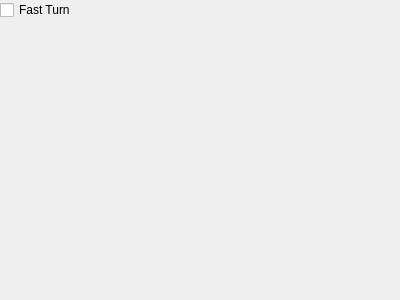
Qt form src/SettingsUI.ui (LaceyGSC/CPlusPlus-QT-CS3503-EducationalApp) before a commit.
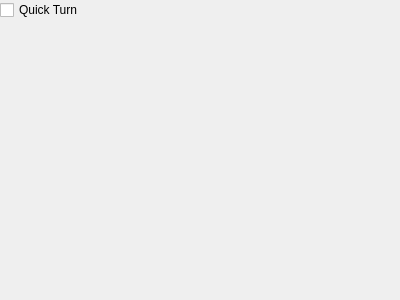
The same form after that commit.

The edit to the form file:
```diff
--- a/src/SettingsUI.ui
+++ b/src/SettingsUI.ui
@@ -35,7 +35,7 @@
    <item row="0" column="0">
     <widget class="QCheckBox" name="fastTurn">
      <property name="text">
-      <string>Fast Turn</string>
+      <string>Quick Turn</string>
      </property>
     </widget>
    </item>
```
Left out of the diff: 2 changed lines with no effect on the pictures.
